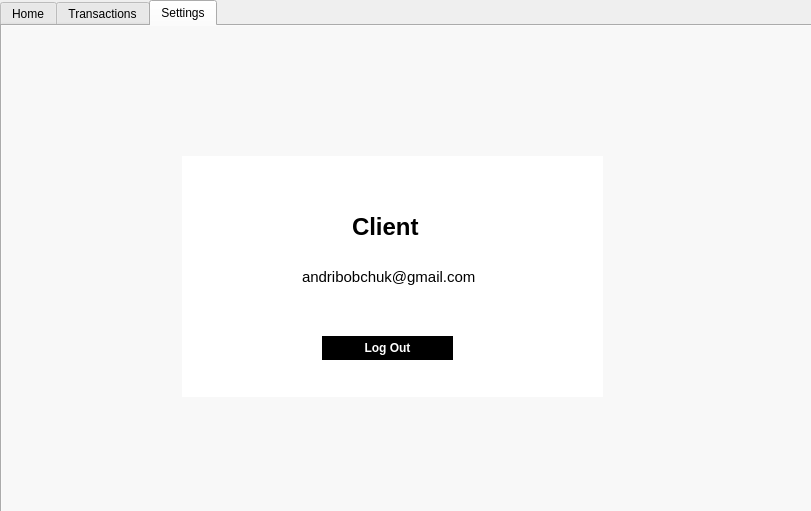
First picture: the form in Project/PaymentServiceWithQt/ClientForm.ui, repository andriybobchuk/PaymentService, before the edit.
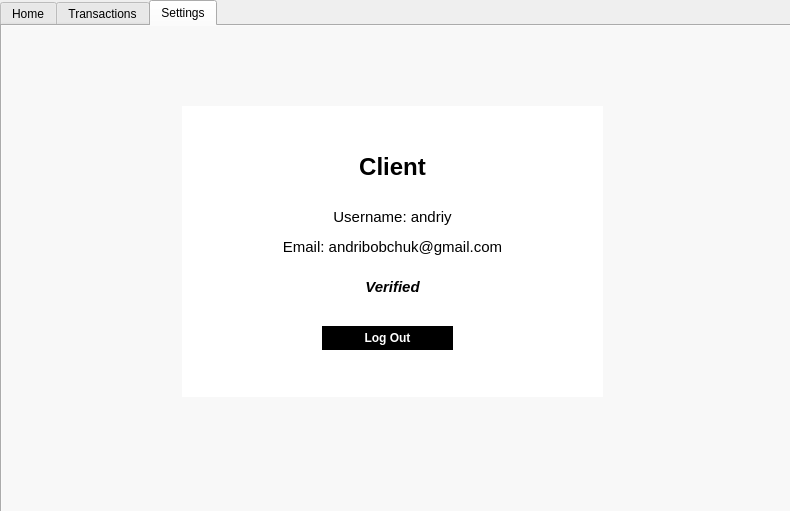
Second picture: the form after the edit. The open tabs and pages were chosen to show the change.

```diff
--- a/Project/PaymentServiceWithQt/ClientForm.ui
+++ b/Project/PaymentServiceWithQt/ClientForm.ui
@@ -6,7 +6,7 @@
    <rect>
     <x>0</x>
     <y>0</y>
-    <width>811</width>
+    <width>790</width>
     <height>511</height>
    </rect>
   </property>
@@ -77,9 +77,9 @@
      <property name="geometry">
       <rect>
        <x>180</x>
-       <y>130</y>
+       <y>80</y>
        <width>421</width>
-       <height>241</height>
+       <height>291</height>
       </rect>
      </property>
      <property name="styleSheet">
@@ -90,9 +90,9 @@
      <widget class="QLabel" name="label_2">
       <property name="geometry">
        <rect>
-        <x>170</x>
-        <y>40</y>
-        <width>71</width>
+        <x>0</x>
+        <y>30</y>
+        <width>421</width>
         <height>61</height>
        </rect>
       </property>
@@ -105,14 +105,17 @@
       <property name="text">
        <string>Client</string>
       </property>
+      <property name="alignment">
+       <set>Qt::AlignCenter</set>
+      </property>
      </widget>
      <widget class="QLabel" name="l_user">
       <property name="geometry">
        <rect>
-        <x>120</x>
-        <y>90</y>
-        <width>181</width>
-        <height>61</height>
+        <x>0</x>
+        <y>120</y>
+        <width>421</width>
+        <height>41</height>
        </rect>
       </property>
       <property name="font">
@@ -122,14 +125,17 @@
        </font>
       </property>
       <property name="text">
-       <string>andribobchuk@gmail.com</string>
+       <string>Email: andribobchuk@gmail.com</string>
+      </property>
+      <property name="alignment">
+       <set>Qt::AlignCenter</set>
       </property>
      </widget>
      <widget class="QPushButton" name="pb_logOut">
       <property name="geometry">
        <rect>
         <x>140</x>
-        <y>180</y>
+        <y>220</y>
         <width>131</width>
         <height>24</height>
        </rect>
@@ -150,6 +156,51 @@
        <string>Log Out</string>
       </property>
      </widget>
+     <widget class="QLabel" name="l_user_2">
+      <property name="geometry">
+       <rect>
+        <x>0</x>
+        <y>160</y>
+        <width>421</width>
+        <height>41</height>
+       </rect>
+      </property>
+      <property name="font">
+       <font>
+        <pointsize>11</pointsize>
+        <italic>true</italic>
+        <bold>true</bold>
+       </font>
+      </property>
+      <property name="text">
+       <string>Verified</string>
+      </property>
+      <property name="alignment">
+       <set>Qt::AlignCenter</set>
+      </property>
+     </widget>
+     <widget class="QLabel" name="l_userUsername">
+      <property name="geometry">
+       <rect>
+        <x>0</x>
+        <y>90</y>
+        <width>421</width>
+        <height>41</height>
+       </rect>
+      </property>
+      <property name="font">
+       <font>
+        <pointsize>11</pointsize>
+        <bold>false</bold>
+       </font>
+      </property>
+      <property name="text">
+       <string>Username: andriy</string>
+      </property>
+      <property name="alignment">
+       <set>Qt::AlignCenter</set>
+      </property>
+     </widget>
     </widget>
    </widget>
   </widget>
```
Left out of the diff: 4 changed lines with no effect on the pictures.
